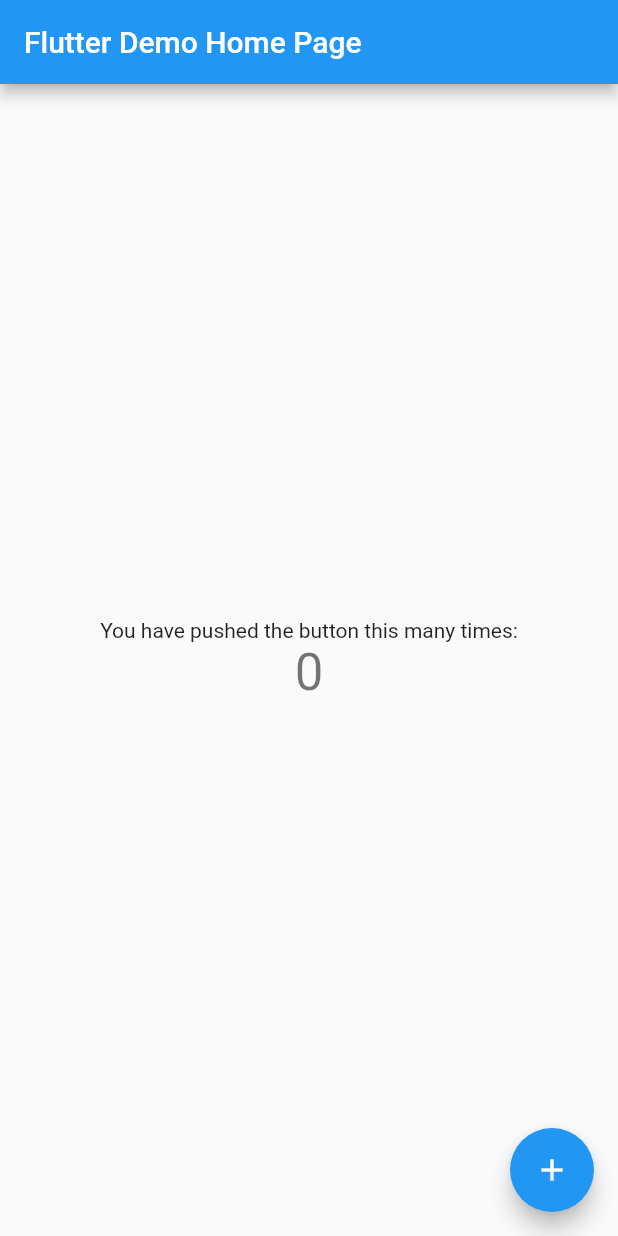
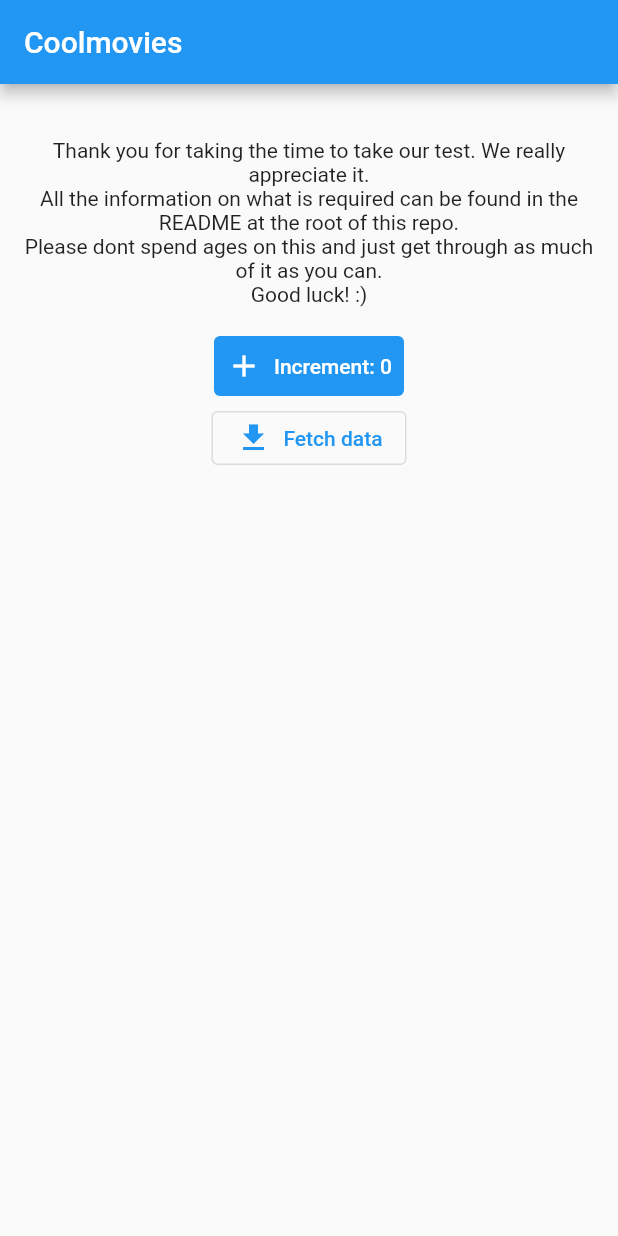
Before and after one commit to regisksc/coolmovies-challenge, a Flutter app: the screen it shows after launch, on a phone screen of 412 x 824 dp. Run offline on Flutter 3.47's test engine with Material 2 defaults, Android fonts, the phone set to English and light mode, and no system bars; our stand-ins replace graphql_flutter.

Commit message:
build: adds initial mobile challenge flutter code

```diff
--- a/coolmovies_mobile/analysis_options.yaml
+++ b/coolmovies_mobile/analysis_options.yaml
@@ -110,7 +110,7 @@ analyzer:
     prefer_mixin: error
     prefer_null_aware_operators: error
     prefer_relative_imports: error
-    prefer_single_quotes: error
+    prefer_single_quotes: ignore
     prefer_spread_collections: error
     prefer_typing_uninitialized_variables: error
     prefer_void_to_null: error
@@ -970,7 +970,7 @@ linter:
     # Use raw string only when needed
     # Dart SDK: >= 2.8.0-dev.11.0 • (Linter v0.1.111)
     # https://dart-lang.github.io/linter/lints/unnecessary_raw_strings.html
-    - unnecessary_raw_strings
+    # - unnecessary_raw_strings
 
     # Avoid magic overloads of + operators
     # https://dart-lang.github.io/linter/lints/unnecessary_statements.html
--- a/coolmovies_mobile/lib/main.dart
+++ b/coolmovies_mobile/lib/main.dart
@@ -1,7 +1,36 @@
+import 'dart:io';
+
 import 'package:flutter/material.dart';
+import 'package:graphql_flutter/graphql_flutter.dart';
 
-void main() {
-  runApp(const MyApp());
+void main() async {
+  // We're using HiveStore for persistence,
+  // so we need to initialize Hive.
+  await initHiveForFlutter();
+
+  final HttpLink httpLink = HttpLink(
+    Platform.isAndroid
+        ? 'http://10.0.2.2:5001/graphql'
+        : 'http://localhost:5001/graphql',
+  );
+
+  final AuthLink authLink = AuthLink(
+    getToken: () async => 'Bearer <YOUR_PERSONAL_ACCESS_TOKEN>',
+  );
+
+  final Link link = authLink.concat(httpLink);
+
+  final client = ValueNotifier(
+    GraphQLClient(
+      link: link,
+      cache: GraphQLCache(store: HiveStore()),
+    ),
+  );
+
+  runApp(GraphQLProvider(
+    client: client,
+    child: const MyApp(),
+  ));
 }
 
 class MyApp extends StatelessWidget {
@@ -24,7 +53,7 @@ class MyApp extends StatelessWidget {
         // is not restarted.
         primarySwatch: Colors.blue,
       ),
-      home: const MyHomePage(title: 'Flutter Demo Home Page'),
+      home: const MyHomePage(title: 'Coolmovies'),
     );
   }
 }
@@ -48,6 +77,7 @@ class MyHomePage extends StatefulWidget {
 }
 
 class _MyHomePageState extends State<MyHomePage> {
+  final ValueNotifier<Map<String, dynamic>?> _data = ValueNotifier(null);
   int _counter = 0;
 
   void _incrementCounter() {
@@ -59,6 +89,42 @@ class _MyHomePageState extends State<MyHomePage> {
       // called again, and so nothing would appear to happen.
       _counter++;
     });
+  }
+
+  Future _fetchData() async {
+    debugPrint('Fetching data...');
+    final client = GraphQLProvider.of(context).value;
+
+    final QueryResult result = await client.query(QueryOptions(
+      document: gql(r"""
+          query AllMovies {
+            allMovies {
+              nodes {
+                id
+                imgUrl
+                movieDirectorId
+                userCreatorId
+                title
+                releaseDate
+                nodeId
+                userByUserCreatorId {
+                  id
+                  name
+                  nodeId
+                }
+              }
+            }
+          }
+        """),
+    ));
+
+    if (result.hasException) {
+      debugPrint(result.exception.toString());
+    }
+
+    if (result.data != null) {
+      _data.value = result.data!['allMovies'] as Map<String, dynamic>;
+    }
   }
 
   @override
@@ -75,9 +141,10 @@ class _MyHomePageState extends State<MyHomePage> {
         // the App.build method, and use it to set our appbar title.
         title: Text(widget.title),
       ),
-      body: Center(
-        // Center is a layout widget. It takes a single child and positions it
-        // in the middle of the parent.
+      body: SingleChildScrollView(
+        child: Padding(
+          padding: const EdgeInsets.symmetric(horizontal: 16.0),
+          child: Center(
             child: Column(
               // Column is also a layout widget. It takes a list of children and
               // arranges them vertically. By default, it sizes itself to fit its
@@ -95,20 +162,53 @@ class _MyHomePageState extends State<MyHomePage> {
               // horizontal).
               mainAxisAlignment: MainAxisAlignment.center,
               children: <Widget>[
-            const Text(
-              'You have pushed the button this many times:',
+                const Padding(
+                  padding: EdgeInsets.only(top: 36.0),
+                  child: Text(
+                    """
+Thank you for taking the time to take our test. We really appreciate it.
+All the information on what is required can be found in the README at the root of this repo.
+Please dont spend ages on this and just get through as much of it as you can.
+Good luck! :)""",
+                    textAlign: TextAlign.center,
                   ),
-            Text(
-              '$_counter',
-              style: Theme.of(context).textTheme.headline4,
                 ),
+                const SizedBox(height: 16),
+                TextButton.icon(
+                  onPressed: _incrementCounter,
+                  icon: const Icon(Icons.add),
+                  label: Text('Increment: $_counter'),
+                  style: TextButton.styleFrom(
+                    primary: Colors.white,
+                    backgroundColor: Colors.blue,
+                  ),
+                ),
+                OutlinedButton.icon(
+                  onPressed: _fetchData,
+                  icon: const Icon(Icons.download),
+                  label: const Text('Fetch data'),
+                ),
+                const SizedBox(height: 16),
+                ValueListenableBuilder(
+                    valueListenable: _data,
+                    builder: (BuildContext context, Map<String, dynamic>? data,
+                        Widget? _) {
+                      return data != null
+                          ? Container(
+                              padding: const EdgeInsets.all(8),
+                              decoration: BoxDecoration(
+                                  color: Colors.grey[300],
+                                  border:
+                                      Border.all(color: Colors.grey.shade700),
+                                  borderRadius: BorderRadius.circular(4)),
+                              child: Text(data.toString()),
+                            )
+                          : Container();
+                    }),
               ],
             ),
           ),
-      floatingActionButton: FloatingActionButton(
-        onPressed: _incrementCounter,
-        tooltip: 'Increment',
-        child: const Icon(Icons.add),
+        ),
       ), // This trailing comma makes auto-formatting nicer for build methods.
     );
   }
--- a/coolmovies_mobile/pubspec.yaml
+++ b/coolmovies_mobile/pubspec.yaml
@@ -1,4 +1,4 @@
-name: coolmovies_mobile
+name: coolmovies
 description: A new Flutter project.
 
 publish_to: "none"
@@ -6,11 +6,12 @@ publish_to: "none"
 version: 1.0.0
 
 environment:
-  sdk: ">=2.17.6 <3.0.0"
+  sdk: ">=2.12.0 <3.0.0"
 
 dependencies:
   flutter:
     sdk: flutter
+  graphql_flutter: ^5.0.0
 
   cupertino_icons: ^1.0.2
 
```
Also changed, not shown: 10 other files. Lines whose indentation alone changed are shown as unchanged.
